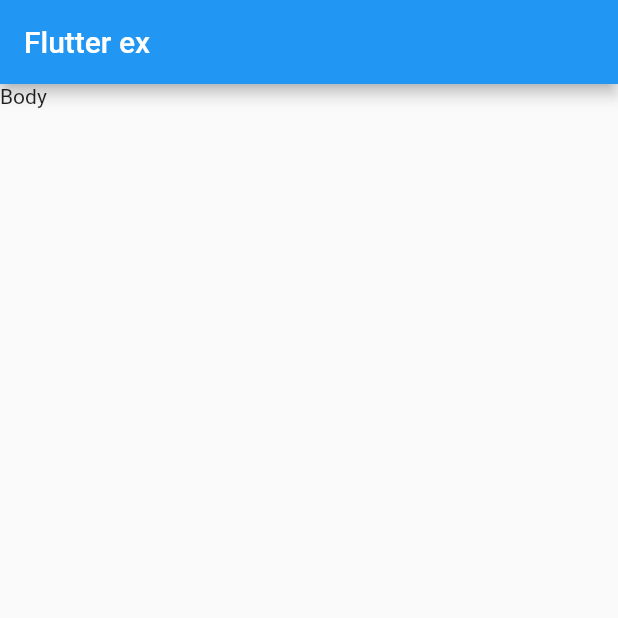
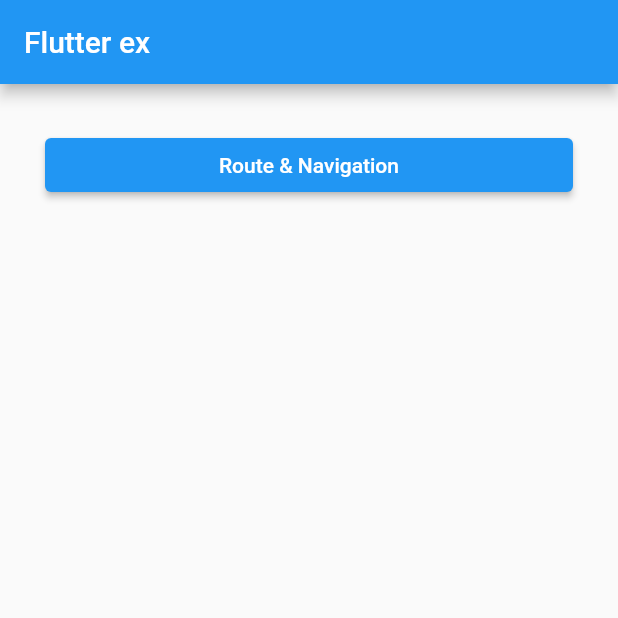
Before and after one commit to Potato-Y/flutter_ex, a Flutter app: the screen it shows after launch, on a phone screen of 412 x 824 dp, the top half of it. Run offline on Flutter 3.47's test engine with Material 2 defaults, Android fonts, the phone set to English and light mode, and no system bars.

Commit message:
route와 navigation 예제 코드 추가

```diff
--- /dev/null
+++ b/lib/components/go_to_route_button.dart
@@ -0,0 +1,25 @@
+import 'package:flutter/material.dart';
+import 'package:flutter/src/widgets/container.dart';
+import 'package:flutter/src/widgets/framework.dart';
+
+class GoToRouteButton extends StatelessWidget {
+  const GoToRouteButton(
+      {super.key, required this.text, required this.routeName});
+
+  final String text;
+  final String routeName;
+
+  @override
+  Widget build(BuildContext context) {
+    return Container(
+      margin: const EdgeInsets.all(30),
+      child: ElevatedButton(
+        child: Text(text),
+        onPressed: () {
+          Navigator.of(context).pushNamed(routeName);
+          debugPrint('Open Route \'$routeName\'');
+        },
+      ),
+    );
+  }
+}
--- a/lib/main.dart
+++ b/lib/main.dart
@@ -1,4 +1,5 @@
 import 'package:flutter/material.dart';
+import 'package:flutter_ex/screen/ex/navigation/navigation_ex_screen.dart';
 import 'package:flutter_ex/screen/main_screen.dart';
 
 void main() {
@@ -10,9 +11,13 @@ class MyApp extends StatelessWidget {
 
   @override
   Widget build(BuildContext context) {
-    return const MaterialApp(
+    return MaterialApp(
       title: "flutter ex",
-      home: Home(),
+      initialRoute: '/index',
+      routes: {
+        '/index': (context) => const Home(),
+        '/route_navigation_ex': (context) => const NavigationExScreen(),
+      },
     );
   }
 }
--- /dev/null
+++ b/lib/screen/ex/navigation/nav_show_screen.dart
@@ -0,0 +1,15 @@
+import 'package:flutter/material.dart';
+
+class NavShowScreen extends StatelessWidget {
+  const NavShowScreen({super.key});
+
+  @override
+  Widget build(BuildContext context) {
+    return Scaffold(
+      appBar: AppBar(title: const Text('Navigation ex')),
+      body: const Center(
+        child: Text('Navigation 기능을 사용하여 현재 페이지에 도착하였습니다.'),
+      ),
+    );
+  }
+}
--- a/lib/screen/main_screen.dart
+++ b/lib/screen/main_screen.dart
@@ -1,6 +1,7 @@
 import 'package:flutter/material.dart';
 import 'package:flutter/src/widgets/container.dart';
 import 'package:flutter/src/widgets/framework.dart';
+import 'package:flutter_ex/components/go_to_route_button.dart';
 
 class Home extends StatelessWidget {
   const Home({super.key});
@@ -11,7 +12,12 @@ class Home extends StatelessWidget {
       appBar: AppBar(
         title: const Text('Flutter ex'),
       ),
-      body: const Text('Body'),
+      body: ListView(children: const [
+        GoToRouteButton(
+          text: 'Route & Navigation',
+          routeName: '/route_navigation_ex',
+        )
+      ]),
     );
   }
 }
```
Also changed, not shown: lib/components/go_to_nav_button.dart (added, +30 -0 lines), lib/screen/ex/navigation/navigation_ex_screen.dart (added, +30 -0 lines).
